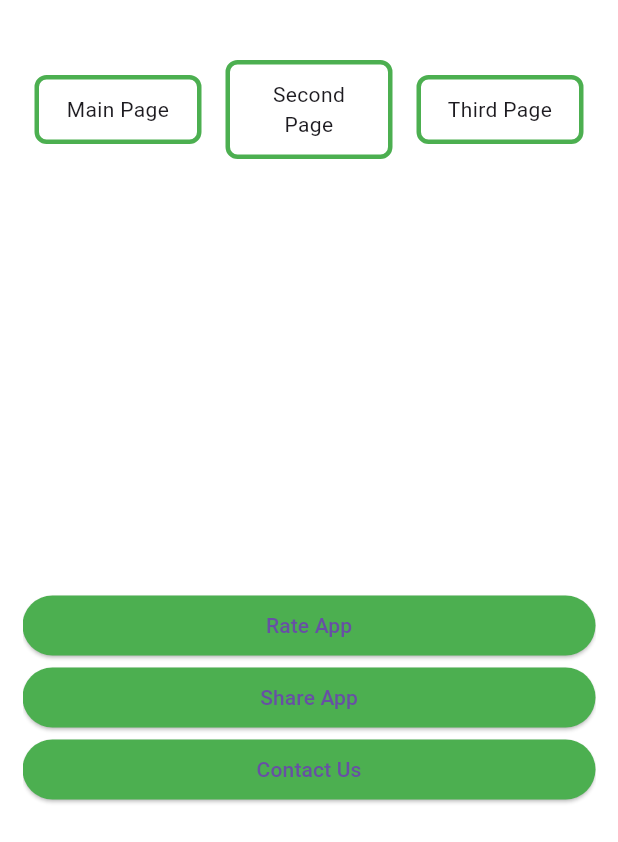
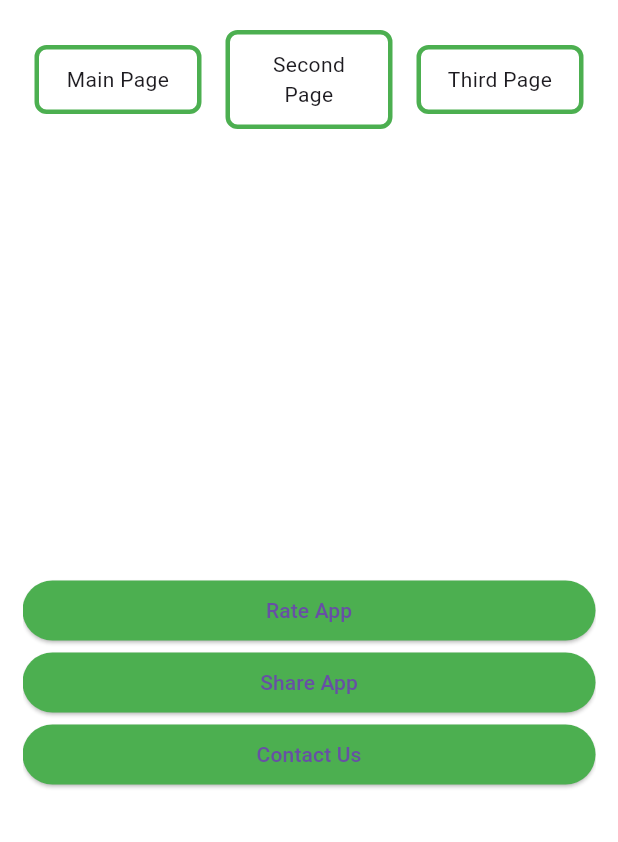
Before and after one commit to B1GMAX/energise_tet_ex, a Flutter app: the screen it shows after launch, after a tap on "Second Page", after a tap on "Third Page", on a phone screen of 412 x 824 dp. Shown: the top 842 px of the screen. Run offline on Flutter 3.47's test engine with Material 3 defaults, Android fonts, the phone set to English and light mode, and no system bars; our stand-ins replace dio, get, google_maps_flutter, share_plus; network calls fail.

Commit message:
some fixes

```diff
--- a/lib/core/api_services/api_service.dart
+++ b/lib/core/api_services/api_service.dart
@@ -12,7 +12,7 @@ class ApiService {
       try {
         return GeolocationModel.fromJson(response.data);
       } catch (e) {
-        Get.snackbar('Something went wrong!', 'Something went wrong!');
+        Get.snackbar('Error', 'Something went wrong!');
       }
     }
     return null;
--- /dev/null
+++ b/lib/core/consts.dart
@@ -0,0 +1,2 @@
+const double defaultLat = 37.43296265331129;
+const double defaultLng = -122.08832357078792;
--- a/lib/main.dart
+++ b/lib/main.dart
@@ -12,12 +12,11 @@ class MyApp extends StatelessWidget {
 
   @override
   Widget build(BuildContext context) {
-
     return GetMaterialApp(
       theme: ThemeData(scaffoldBackgroundColor: Colors.white),
       translationsKeys: AppLocalizations().keys,
       locale: Get.deviceLocale,
-      fallbackLocale: const Locale('en','US'),
+      fallbackLocale: const Locale('en', 'US'),
       home: const RootPage(),
     );
   }
--- a/lib/presentation/main_page/main_page.dart
+++ b/lib/presentation/main_page/main_page.dart
@@ -34,10 +34,7 @@ class MainPage extends StatelessWidget {
               child: SizedBox(
                 height: 100,
                 child: ElevatedButton(
-                  onPressed: () {
-                    mainController.startTimer();
-                    Get.updateLocale(Get.deviceLocale!);
-                  },
+                  onPressed: mainController.startTimer,
                   style: ElevatedButton.styleFrom(
                     shape: const CircleBorder(),
                     backgroundColor: Colors.green,
--- a/lib/presentation/root/controller/controller.dart
+++ b/lib/presentation/root/controller/controller.dart
@@ -4,7 +4,7 @@ import 'package:get/get.dart';
 class RootController extends GetxController {
   final pageController = PageController().obs;
 
-  RxInt currentIndex = 0.obs;
+  final RxInt currentIndex = 0.obs;
 
   @override
   void onInit() {
--- a/lib/presentation/root/root_page.dart
+++ b/lib/presentation/root/root_page.dart
@@ -14,8 +14,9 @@ class RootPage extends StatelessWidget {
     final rootController = Get.put(RootController());
     return Scaffold(
       body: Obx(
-        () => Padding(
-          padding:const EdgeInsets.symmetric(horizontal: 15),
+        () => SafeArea(
+          child: Padding(
+            padding: const EdgeInsets.symmetric(horizontal: 15),
             child: Column(
               children: [
                 const Tabs(),
@@ -33,6 +34,7 @@ class RootPage extends StatelessWidget {
             ),
           ),
         ),
+      ),
     );
   }
 }
--- a/lib/presentation/root/widgets/tabs.dart
+++ b/lib/presentation/root/widgets/tabs.dart
@@ -8,8 +8,9 @@ class Tabs extends StatelessWidget {
   @override
   Widget build(BuildContext context) {
     final rootController = Get.put(RootController());
+    final tabNames = ['main_page'.tr, 'second_page'.tr, 'third_page'.tr];
     return Padding(
-      padding: const EdgeInsets.only(top: 40),
+      padding: const EdgeInsets.only(top: 20),
       child: Row(
         mainAxisAlignment: MainAxisAlignment.center,
         children: List.generate(
@@ -28,9 +29,7 @@ class Tabs extends StatelessWidget {
                 padding:
                     const EdgeInsets.symmetric(vertical: 10, horizontal: 12),
                 child: Text(
-                  index == 0
-                      ? 'main_page'.tr
-                      : (index == 1 ? 'second_page'.tr : 'third_page'.tr),
+                  tabNames[index],
                   textAlign: TextAlign.center,
                 ),
               ),
--- a/lib/presentation/second_page/second_page.dart
+++ b/lib/presentation/second_page/second_page.dart
@@ -1,4 +1,6 @@
+import 'package:energise_tet_ex/core/consts.dart';
 import 'package:energise_tet_ex/presentation/second_page/controller/controller.dart';
+import 'package:energise_tet_ex/presentation/second_page/widgets/geolocation_info_widget.dart';
 import 'package:flutter/material.dart';
 import 'package:get/get.dart';
 import 'package:google_maps_flutter/google_maps_flutter.dart';
@@ -18,36 +20,36 @@ class SecondPage extends StatelessWidget {
             ? const Center(
                 child: CircularProgressIndicator(),
               )
-            : RefreshIndicator(
+            : LayoutBuilder(
+                builder: (_, constraints) {
+                  final latLng = secondController.latLng ??
+                      const LatLng(
+                        defaultLat,
+                        defaultLng,
+                      );
+                  return RefreshIndicator(
                     onRefresh: secondController.getGeolocationData,
+                    child: SizedBox(
+                      height: constraints.maxHeight,
                       child: SingleChildScrollView(
                         physics: const AlwaysScrollableScrollPhysics(),
                         child: Column(
-                    mainAxisAlignment: MainAxisAlignment.center,
+                          crossAxisAlignment: CrossAxisAlignment.stretch,
                           children: [
                             Container(
-                        margin: const EdgeInsets.only(top: 55),
+                              margin: const EdgeInsets.only(top: 50),
                               height: 200,
                               width: double.infinity,
                               child: GoogleMap(
                                 markers: {
                                   Marker(
-                              markerId: const MarkerId('Coordinate Place'),
-                              position: secondController.latLng != null
-                                  ? secondController.latLng!
-                                  : const LatLng(
-                                      37.43296265331129,
-                                      -122.08832357078792,
-                                    ),
+                                    markerId:
+                                        const MarkerId('Coordinate Place'),
+                                    position: latLng,
                                   )
                                 },
                                 initialCameraPosition: CameraPosition(
-                            target: secondController.latLng != null
-                                ? secondController.latLng!
-                                : const LatLng(
-                                    37.43296265331129,
-                                    -122.08832357078792,
-                                  ),
+                                  target: latLng,
                                   zoom: 10,
                                 ),
                               ),
@@ -56,54 +58,98 @@ class SecondPage extends StatelessWidget {
                             if (secondController.geolocationModel != null)
                               SlideTransition(
                                 position: secondController.offsetAnimation,
+                                child: SingleChildScrollView(
                                   child: Column(
-                            crossAxisAlignment: CrossAxisAlignment.start,
+                                    crossAxisAlignment:
+                                        CrossAxisAlignment.start,
                                     children: [
-                              Text(
-                                  '${'status'.tr} - ${secondController.geolocationModel!.status ?? ''}'),
-                              Text(
-                                  '${'longitude'.tr} - ${secondController.geolocationModel!.lon ?? ''}'),
-                              Text(
-                                  '${'latitude'.tr} - ${secondController.geolocationModel!.lat ?? ''}'),
-                              Text(
-                                  '${'city'.tr} - ${secondController.geolocationModel!.city ?? ''}'),
-                              Text(
-                                  '${'country_code'.tr} - ${secondController.geolocationModel!.countryCode ?? ''}'),
-                              Text(
-                                  '${'country'.tr} - ${secondController.geolocationModel!.country ?? ''}'),
-                              Text(
-                                  '${'query'.tr} - ${secondController.geolocationModel!.query ?? ''}'),
-                              Text(
-                                  '${'as'.tr} - ${secondController.geolocationModel!.as ?? ''}'),
-                              Text(
-                                  '${'isp'.tr} - ${secondController.geolocationModel!.isp ?? ''}'),
-                              Text(
-                                  '${'region'.tr} - ${secondController.geolocationModel!.region ?? ''}'),
-                              Text(
-                                  '${'region_name'.tr} - ${secondController.geolocationModel!.regionName ?? ''}'),
-                              Text(
-                                  '${'time_zone'.tr} - ${secondController.geolocationModel!.timezone ?? ''}'),
-                              Text(
-                                  '${'zip'.tr} - ${secondController.geolocationModel!.zip ?? ''}'),
+                                      GeolocationInfoWidget(
+                                        label: 'status'.tr,
+                                        value: secondController
+                                            .geolocationModel!.status,
+                                      ),
+                                      GeolocationInfoWidget(
+                                        label: 'longitude'.tr,
+                                        value: secondController
+                                            .geolocationModel!.lon
+                                            .toString(),
+                                      ),
+                                      GeolocationInfoWidget(
+                                        label: 'latitude'.tr,
+                                        value: secondController
+                                            .geolocationModel!.lat
+                                            .toString(),
+                                      ),
+                                      GeolocationInfoWidget(
+                                        label: 'city'.tr,
+                                        value: secondController
+                                            .geolocationModel!.city,
+                                      ),
+                                      GeolocationInfoWidget(
+                                        label: 'country_code'.tr,
+                                        value: secondController
+                                            .geolocationModel!.countryCode,
+                                      ),
+                                      GeolocationInfoWidget(
+                                        label: 'country'.tr,
+                                        value: secondController
+                                            .geolocationModel!.country,
+                                      ),
+                                      GeolocationInfoWidget(
+                                        label: 'query'.tr,
+                                        value: secondController
+                                            .geolocationModel!.query,
+                                      ),
+                                      GeolocationInfoWidget(
+                                        label: 'as'.tr,
+                                        value: secondController
+                                            .geolocationModel!.as,
+                                      ),
+                                      GeolocationInfoWidget(
+                                        label: 'isp'.tr,
+                                        value: secondController
+                                            .geolocationModel!.isp,
+                                      ),
+                                      GeolocationInfoWidget(
+                                        label: 'region'.tr,
+                                        value: secondController
+                                            .geolocationModel!.region,
+                                      ),
+                                      GeolocationInfoWidget(
+                                        label: 'region_name'.tr,
+                                        value: secondController
+                                            .geolocationModel!.regionName,
+                                      ),
+                                      GeolocationInfoWidget(
+                                        label: 'time_zone'.tr,
+                                        value: secondController
+                                            .geolocationModel!.timezone,
+                                      ),
+                                      GeolocationInfoWidget(
+                                        label: 'zip'.tr,
+                                        value: secondController
+                                            .geolocationModel!.zip,
+                                      ),
                                     ],
                                   ),
                                 ),
+                              ),
                             const SizedBox(height: 15),
-                      SizedBox(
-                        width: double.infinity,
-                        child: ElevatedButton(
+                            ElevatedButton(
                               onPressed: secondController.getGeolocationData,
                               style: ElevatedButton.styleFrom(
                                 backgroundColor: Colors.green,
                               ),
                               child: Text('reload'.tr),
                             ),
+                          ],
                         ),
-                    ],
                       ),
                     ),
                   );
                 },
               );
+      },
+    );
   }
 }
--- a/lib/presentation/third_page/controller/controller.dart
+++ b/lib/presentation/third_page/controller/controller.dart
@@ -8,7 +8,7 @@ class ThirdController extends GetxController {
 
   Future<void> openUri() async {
     if (!await launchUrl(_url)) {
-      Get.snackbar('Could not launch $_url', 'Could not launch url');
+      Get.snackbar('Error', 'Could not launch $_url');
     }
   }
 
--- a/lib/presentation/third_page/third_page.dart
+++ b/lib/presentation/third_page/third_page.dart
@@ -11,14 +11,13 @@ class ThirdPage extends StatelessWidget {
   @override
   Widget build(BuildContext context) {
     final thirdController = Get.put(ThirdController());
-    return Center(
-      child: Column(
+    final buttonsNames = ['rate_app'.tr, 'share_app'.tr, 'contact_us'.tr];
+    return Column(
+      crossAxisAlignment: CrossAxisAlignment.stretch,
       mainAxisAlignment: MainAxisAlignment.center,
       children: List.generate(
         3,
-          (index) => SizedBox(
-            width: double.infinity,
-            child: ElevatedButton(
+        (index) => ElevatedButton(
           onPressed: () {
             if (index == 0) {
               showCupertinoDialog(
@@ -35,11 +34,7 @@ class ThirdPage extends StatelessWidget {
             backgroundColor: Colors.green,
           ),
           child: Text(
-                index == 0
-                    ? 'rate_app'.tr
-                    : (index == 1 ? 'share_app'.tr : 'contact_us'.tr),
-              ),
-            ),
+            buttonsNames[index],
           ),
         ),
       ),
--- a/pubspec.yaml
+++ b/pubspec.yaml
@@ -41,7 +41,6 @@ dependencies:
   google_maps_flutter: ^2.6.1
   share_plus: ^9.0.0
   url_launcher: ^6.2.6
-  intl: ^0.19.0
 
 dev_dependencies:
   flutter_test:
```
Also changed, not shown: lib/presentation/main_page/controller/controller.dart (+8 -8 lines), lib/presentation/second_page/controller/controller.dart (+5 -5 lines), lib/presentation/second_page/widgets/geolocation_info_widget.dart (added, +23 -0 lines), pubspec.lock, 2 other files. Lines whose indentation alone changed are shown as unchanged.
